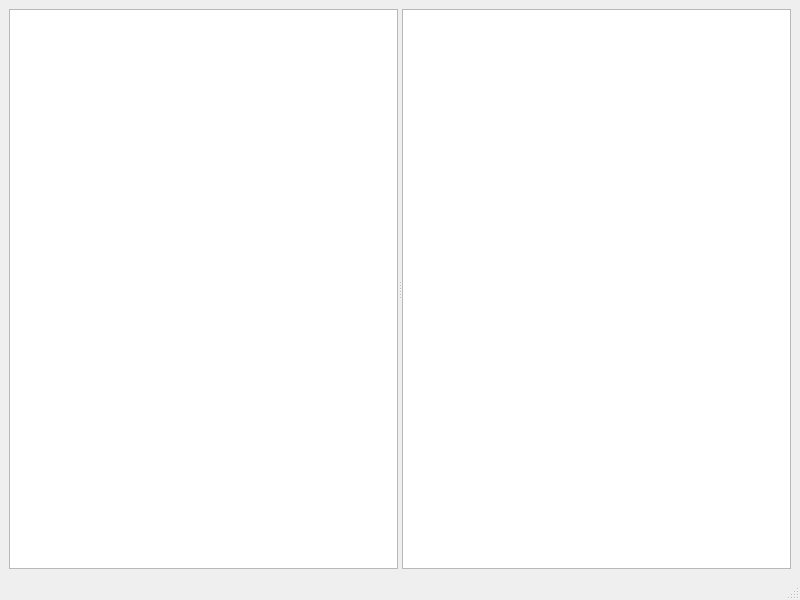
The window that server/server/sources/mainwindow.ui (AlexeyShumkin/QChat) describes before a commit, drawn with Qt 5.
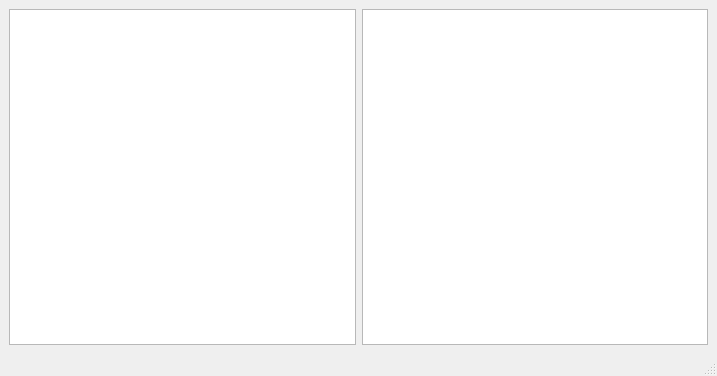
The same window after the commit.

```diff
--- a/server/server/sources/mainwindow.ui
+++ b/server/server/sources/mainwindow.ui
@@ -6,8 +6,8 @@
    <rect>
     <x>0</x>
     <y>0</y>
-    <width>800</width>
-    <height>600</height>
+    <width>717</width>
+    <height>376</height>
    </rect>
   </property>
   <property name="windowTitle">
@@ -21,9 +21,11 @@
        <enum>Qt::Horizontal</enum>
       </property>
       <widget class="QTextBrowser" name="textBrowser"/>
-      <widget class="QListWidget" name="listWidget"/>
      </widget>
     </item>
+    <item>
+     <widget class="QListWidget" name="listWidget"/>
+    </item>
    </layout>
   </widget>
   <widget class="QMenuBar" name="menubar">
```
Left out of the diff: 2 changed lines with no effect on the pictures.
